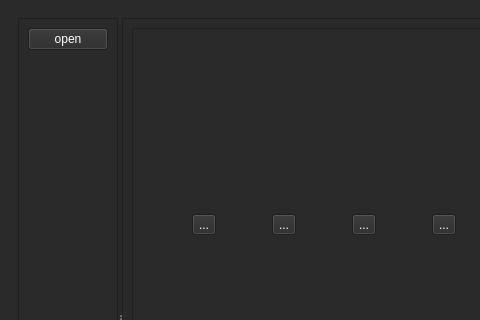
Above: projects/cnc/mainwindow.ui from krcwrhvgyxzqelljes/hal-core-2.0 before the change; both pictures show x 0 to 480 and y 0 to 320 of the 1085 by 644 pixel window. Below: the same form after it.
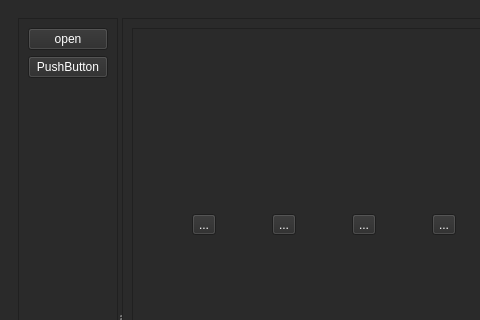
That is the form after the change. Icons and pictures are not drawn.

Patch:
```diff
--- a/projects/cnc/mainwindow.ui
+++ b/projects/cnc/mainwindow.ui
@@ -210,6 +210,13 @@
                </property>
               </widget>
              </item>
+             <item>
+              <widget class="QPushButton" name="pushButton">
+               <property name="text">
+                <string>PushButton</string>
+               </property>
+              </widget>
+             </item>
              <item>
               <spacer name="verticalSpacer">
                <property name="orientation">
```
